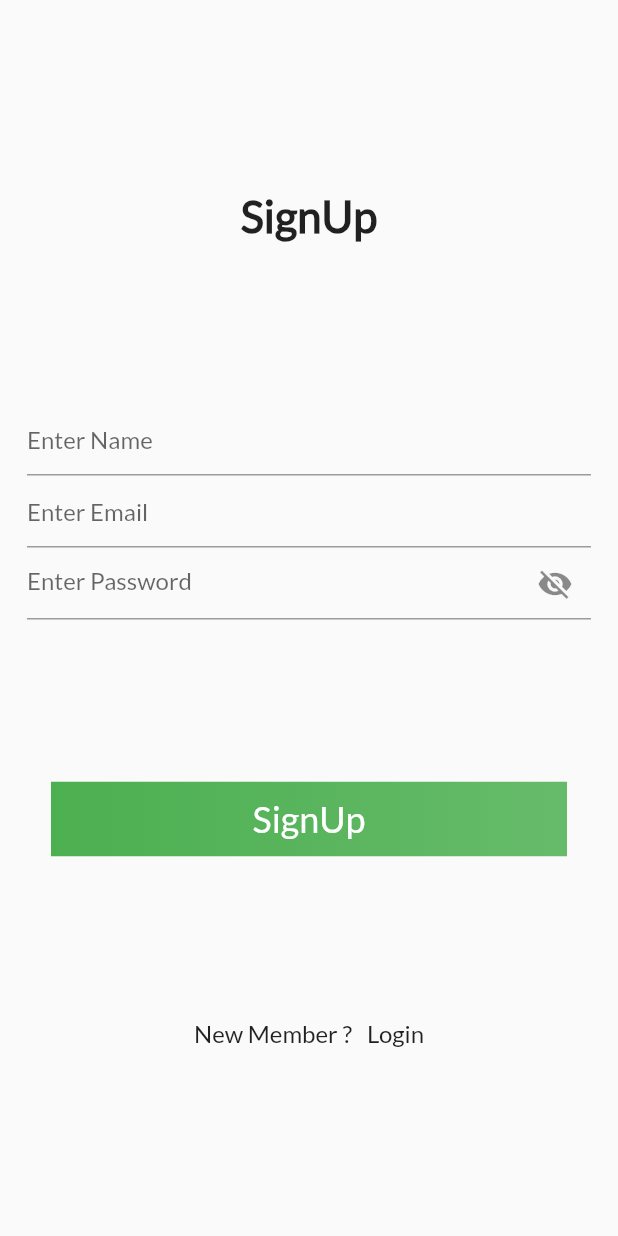
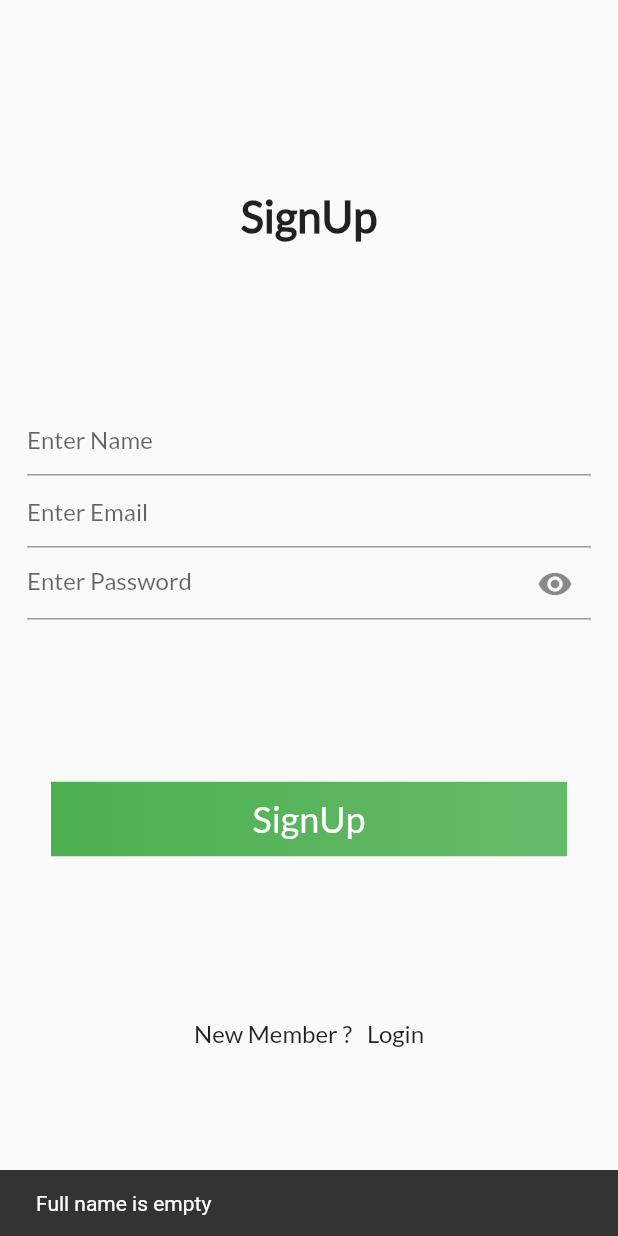
Before and after one commit to faisalsha/food-delivery-app-firebase-, a Flutter app: the SignUp screen opened directly, after a tap on "SignUp", on a phone screen of 412 x 824 dp. Run offline on Flutter 3.47's test engine with Material 2 defaults, Android fonts, the phone set to English and light mode, and no system bars.

Commit message:
provider used for signup validation

```diff
--- /dev/null
+++ b/lib/Pages/SignUp/Components/signup_auth_provider.dart
@@ -0,0 +1,67 @@
+import 'package:flutter/material.dart';
+import 'package:flutter/widgets.dart';
+
+class SignupAuthProvider with ChangeNotifier {
+  static Pattern pattern =
+      r'^(([^<>()[\]\\.,;:\s@\"]+(\.[^<>()[\]\\.,;:\s@\"]+)*)|(\".+\"))@((\[[0-9]{1,3}\.[0-9]{1,3}\.[0-9]{1,3}\.[0-9]{1,3}\])|(([a-zA-Z\-0-9]+\.)+[a-zA-Z]{2,}))$';
+
+  RegExp regExp = RegExp(SignupAuthProvider.pattern.toString());
+  // void signUpValidate(
+  //     {required TextEditingController name,
+  //     required TextEditingController email,
+  //     required TextEditingController password,
+  //     required BuildContext context}) async {
+  //   if (name.text.isEmpty) {
+  //     ScaffoldMessenger.of(context)
+  //         .showSnackBar(SnackBar(content: Text("Please provide name")));
+  //     return;
+  //   } else if (password.text.trim().toString().isEmpty) {
+  //     ScaffoldMessenger.of(context)
+  //         .showSnackBar(SnackBar(content: Text("Password is empty")));
+  //     return;
+  //   }
+  // }
+
+  void signupVaidation(
+      {required TextEditingController? fullName,
+      required TextEditingController? emailAdress,
+      required TextEditingController? password,
+      required BuildContext context}) async {
+    if (fullName!.text.trim().isEmpty) {
+      ScaffoldMessenger.of(context).showSnackBar(
+        SnackBar(
+          content: Text("Full name is empty"),
+        ),
+      );
+      return;
+    } else if (emailAdress!.text.trim().isEmpty) {
+      ScaffoldMessenger.of(context).showSnackBar(
+        SnackBar(
+          content: Text("Email address is empty"),
+        ),
+      );
+      return;
+    } else if (!regExp.hasMatch(emailAdress.text.trim())) {
+      ScaffoldMessenger.of(context).showSnackBar(
+        SnackBar(
+          content: Text("Invalid email address"),
+        ),
+      );
+      return;
+    } else if (password!.text.trim().isEmpty) {
+      ScaffoldMessenger.of(context).showSnackBar(
+        SnackBar(
+          content: Text("Password is empty"),
+        ),
+      );
+      return;
+    } else if (password.text.length < 8) {
+      ScaffoldMessenger.of(context).showSnackBar(
+        SnackBar(
+          content: Text("Password must be 8"),
+        ),
+      );
+      return;
+    } else {}
+  }
+}
--- a/lib/Pages/SignUp/signup.dart
+++ b/lib/Pages/SignUp/signup.dart
@@ -1,5 +1,7 @@
 import 'package:flutter/material.dart';
+import 'package:fooddelivery/Pages/SignUp/Components/signup_auth_provider.dart';
 import 'package:fooddelivery/Widgets/mybutton.dart';
+import 'package:provider/provider.dart';
 
 class SignUp extends StatefulWidget {
   const SignUp({Key? key}) : super(key: key);
@@ -9,9 +11,15 @@ class SignUp extends StatefulWidget {
 }
 
 class _SignUpState extends State<SignUp> {
-  bool isVisible = false;
+  TextEditingController nameController = TextEditingController();
+  TextEditingController emailController = TextEditingController();
+  TextEditingController passwordController = TextEditingController();
+
+  bool isVisible = true;
   @override
   Widget build(BuildContext context) {
+    SignupAuthProvider signupAuthProvider =
+        Provider.of<SignupAuthProvider>(context);
     return Scaffold(
       body: SafeArea(
         child: Padding(
@@ -29,15 +37,18 @@ class _SignUpState extends State<SignUp> {
               Column(
                 children: [
                   TextFormField(
+                    controller: nameController,
                     decoration: InputDecoration(
                       hintText: "Enter Name",
                     ),
                   ),
                   TextFormField(
+                    controller: emailController,
                     decoration: InputDecoration(hintText: "Enter Email"),
                   ),
                   TextFormField(
                     obscureText: isVisible,
+                    controller: passwordController,
                     decoration: InputDecoration(
                       hintText: "Enter Password",
                       suffixIcon: IconButton(
@@ -48,11 +59,20 @@ class _SignUpState extends State<SignUp> {
                         },
                         icon: Icon(isVisible
                             ? Icons.visibility
-                                  : Icons.visibility_off))))
+                            : Icons.visibility_off),
+                      ),
+                    ),
+                  ),
                 ],
               ),
               MyButton(
-                onpressed: () {},
+                onpressed: () {
+                  signupAuthProvider.signupVaidation(
+                      fullName: nameController,
+                      emailAdress: emailController,
+                      password: passwordController,
+                      context: context);
+                },
                 text: "SignUp",
               ),
               Row(
--- a/lib/main.dart
+++ b/lib/main.dart
@@ -1,5 +1,7 @@
 import 'package:flutter/material.dart';
+import 'package:fooddelivery/Pages/SignUp/Components/signup_auth_provider.dart';
 import 'package:fooddelivery/Pages/Welcome/welcome_page.dart';
+import 'package:provider/provider.dart';
 
 void main() {
   runApp(MyApp());
@@ -9,7 +11,13 @@ class MyApp extends StatelessWidget {
   // This widget is the root of your application.
   @override
   Widget build(BuildContext context) {
-    return MaterialApp(
+    return MultiProvider(
+      providers: [
+        ChangeNotifierProvider(
+          create: (context) => SignupAuthProvider(),
+        )
+      ],
+      child: MaterialApp(
           debugShowCheckedModeBanner: false,
           title: 'Flutter Demo',
           theme: ThemeData(
@@ -25,6 +33,7 @@ class MyApp extends StatelessWidget {
             // is not restarted.
             primarySwatch: Colors.blue,
           ),
-        home: WelcomeScreen());
+          home: WelcomeScreen()),
+    );
   }
 }
--- a/pubspec.yaml
+++ b/pubspec.yaml
@@ -28,6 +28,7 @@ dependencies:
   # The following adds the Cupertino Icons font to your application.
   # Use with the CupertinoIcons class for iOS style icons.
   cupertino_icons: ^1.0.2
+  provider: ^6.0.1
 
 dev_dependencies:
   flutter_test:
```
Also changed, not shown: pubspec.lock. Lines whose indentation alone changed are shown as unchanged.
